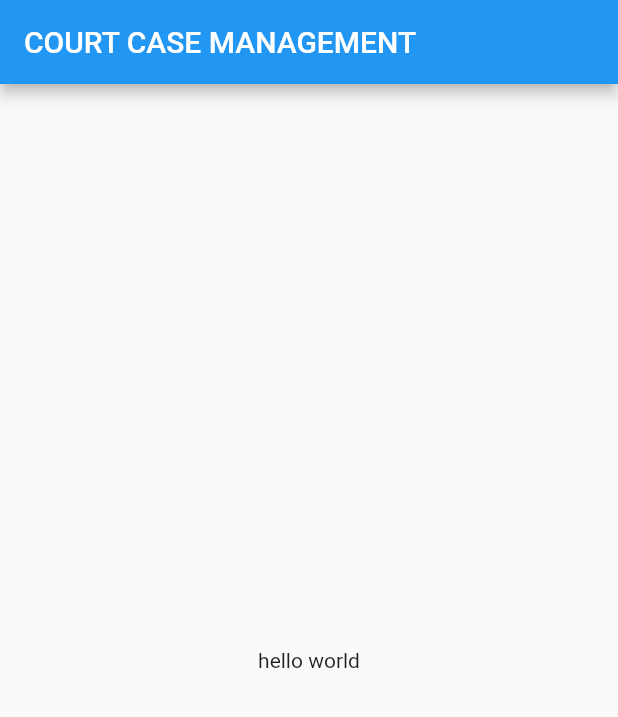
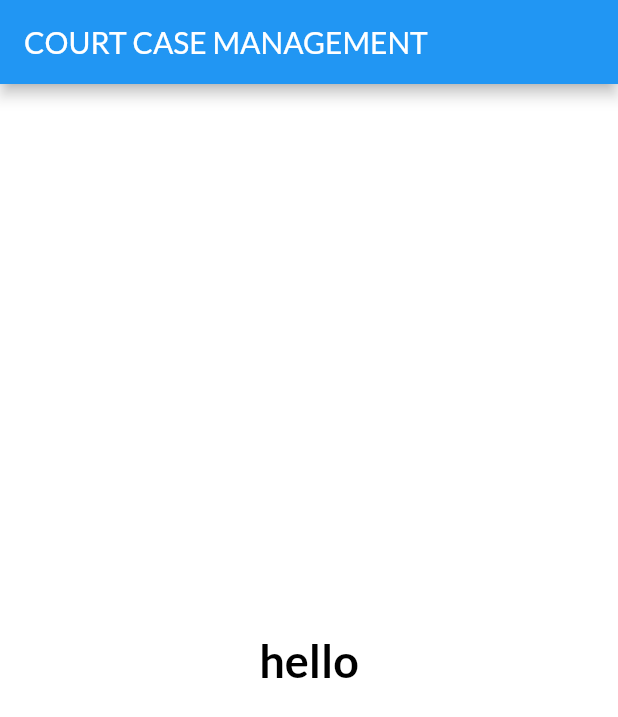
Before and after one commit to NikhileshJr08/Court-Case-Management, a Flutter app: the screen it shows after launch, on a phone screen of 412 x 824 dp. Shown: the top 717 px of the screen. Run offline on Flutter 3.47's test engine with Material 2 defaults, Android fonts, the phone set to English and light mode, and no system bars.

Commit message:
added text theming

```diff
--- a/court_case_management_mobile_app/lib/main.dart
+++ b/court_case_management_mobile_app/lib/main.dart
@@ -1,4 +1,6 @@
 import 'package:flutter/material.dart';
+
+import './screens/home_screen.dart';
 
 void main() {
   runApp(MyApp());
@@ -8,23 +10,26 @@ class MyApp extends StatelessWidget {
   @override
   Widget build(BuildContext context) {
     return MaterialApp(
-      title: 'COURT CASE MANAGEMENT',
+      title: 'Court Case Management',
+      debugShowCheckedModeBanner: false,
       theme: ThemeData(
         primarySwatch: Colors.blue,
+        fontFamily: 'Lato',
+        textTheme: TextTheme(
+          bodyText1: TextStyle(
+            fontFamily: 'Raleway',
+            fontSize: 16,
+            fontWeight: FontWeight.w500,
+          ),
+          headline1: TextStyle(
+            fontFamily: 'Lato',
+            fontSize: 30,
+            fontWeight: FontWeight.bold,
+            color: Colors.black,
+          ),
+        ),
       ),
-      home: MyHomePage(),
+      home: HomeScreen(),
     );
   }
 }
-
-class MyHomePage extends StatelessWidget {
-  @override
-  Widget build(BuildContext context) {
-    return Scaffold(
-      appBar: AppBar(
-        title: Text('COURT CASE MANAGEMENT'),
-      ),
-      body: Center(child: Text('hello world')),
-    );
-  }
-}
--- a/court_case_management_mobile_app/lib/screens/home_screen.dart
+++ b/court_case_management_mobile_app/lib/screens/home_screen.dart
@@ -3,6 +3,20 @@ import 'package:flutter/material.dart';
 class HomeScreen extends StatelessWidget {
   @override
   Widget build(BuildContext context) {
-    return Container();
+    return Scaffold(
+      backgroundColor: Colors.white,
+      appBar: AppBar(
+        title: Text(
+          'COURT CASE MANAGEMENT',
+          // style: Theme.of(context).textTheme.headline4,
+        ),
+      ),
+      body: Center(
+        child: Text(
+          'hello',
+          style: Theme.of(context).textTheme.headline1,
+        ),
+      ),
+    );
   }
 }
```
